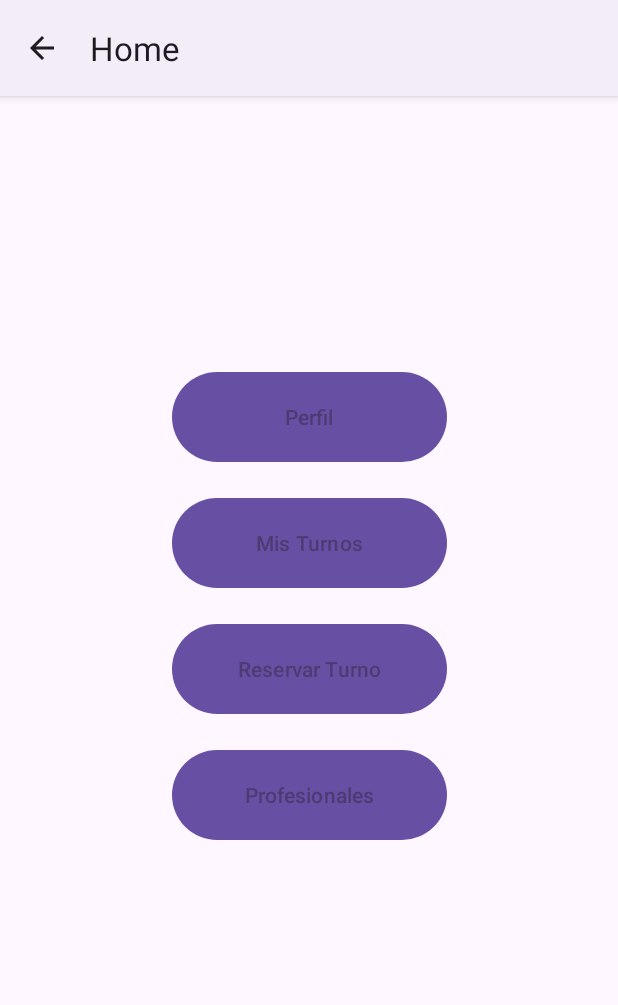
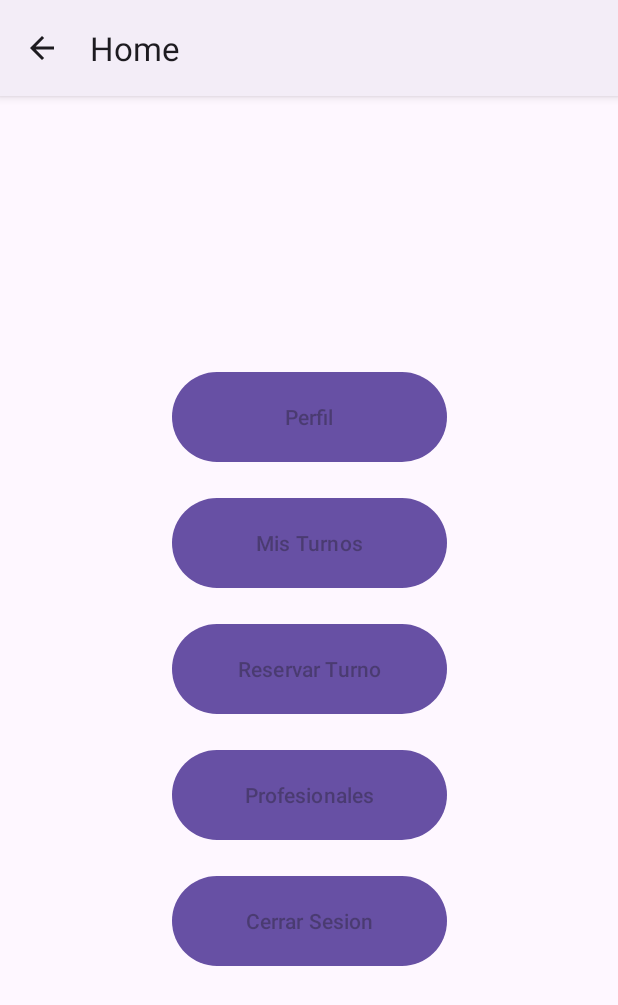
Before and after one commit to Connect-Salud-ISPC/Programador-de-Aplicaciones-Moviles-2022, an Android app: the Home screen opened directly, with no data from a screen before it, on a phone screen of 412 x 824 dp. Shown: the top 1005 px of the screen. Run offline under Robolectric (Android 15) with nearby library versions, the phone set to English and light mode, and no system bars.

Commit message:
Creando Activity Cerrar Sesion

```diff
--- a/app/src/main/AndroidManifest.xml
+++ b/app/src/main/AndroidManifest.xml
@@ -12,6 +12,9 @@
         android:supportsRtl="true"
         android:theme="@style/Theme.ConnectSalud"
         tools:targetApi="31">
+        <activity
+            android:name=".Cerrar_Sesion"
+            android:exported="false" />
         <activity
             android:name=".Turnos"
             android:exported="false" />
--- a/app/src/main/java/com/example/connectsalud/Home.java
+++ b/app/src/main/java/com/example/connectsalud/Home.java
@@ -32,4 +32,9 @@ public class Home extends AppCompatActivity {
         Intent intent = new Intent(this, Turnos.class);
         startActivity(intent);
     }
+
+    public void launchCerrar_Sesion(View view) {
+        Intent intent = new Intent(this, Cerrar_Sesion.class);
+        startActivity(intent);
+    }
 }
--- a/app/src/main/res/layout/activity_home.xml
+++ b/app/src/main/res/layout/activity_home.xml
@@ -50,4 +50,17 @@
         app:layout_constraintStart_toStartOf="parent"
         app:layout_constraintTop_toBottomOf="@id/button_perfil"
         tools:text="@string/button_turnos" />
+
+    <Button
+        android:id="@+id/button_cerrar_sesion"
+        android:layout_width="183dp"
+        android:layout_height="68dp"
+        android:layout_marginTop="16dp"
+        android:hint="Cerrar Sesion"
+        android:onClick="launchCerrar_Sesion"
+        app:layout_constraintEnd_toEndOf="parent"
+        app:layout_constraintStart_toStartOf="parent"
+        app:layout_constraintTop_toBottomOf="@id/button_profesionales"
+        tools:text="Cerrar Sesion" />
+
 </androidx.constraintlayout.widget.ConstraintLayout>
--- a/app/src/main/res/values/strings.xml
+++ b/app/src/main/res/values/strings.xml
@@ -12,4 +12,5 @@
     <string name="button_reserve">Reservar Turno</string>
     <string name="button_profesionales">Profesionales</string>
     <string name="button_turnos">Mis Turnos</string>
+    <string name="button_cerrar_sesion">Cerrar Sesion</string>
 </resources>
```
Also changed, not shown: app/src/main/java/com/example/connectsalud/Cerrar_Sesion.java (added, +14 -0 lines), app/src/main/res/layout/activity_cerrar_sesion.xml (added, +9 -0 lines).
